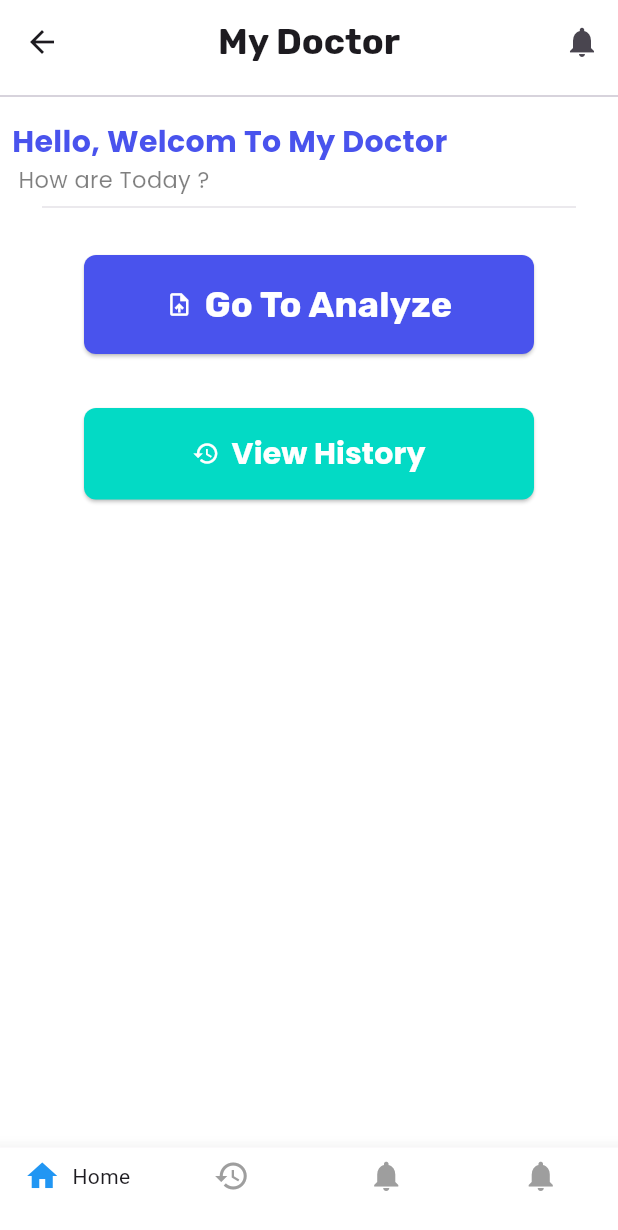
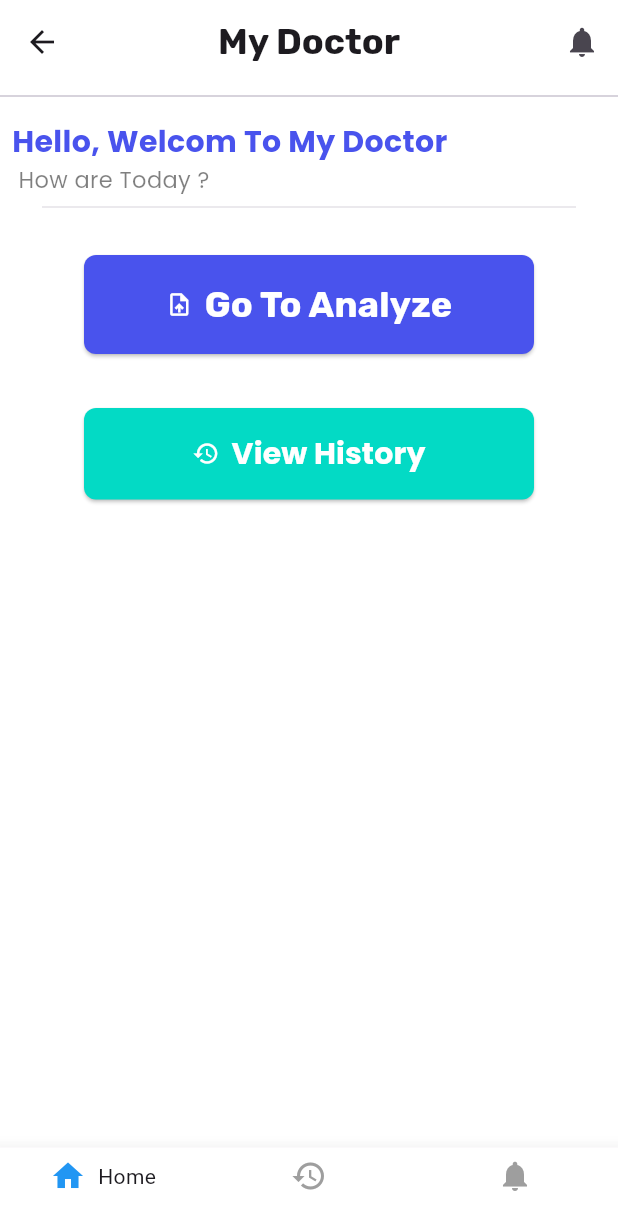
Before and after one commit to H0SAM7/X-Ray, a Flutter app: the CustomBottomNavigationBar screen opened by its route, on a phone screen of 412 x 824 dp. Shown: the top 1230 px of the screen. Run offline on Flutter 3.47's test engine with Material 3 defaults, Android fonts, the light colour scheme and no system bars; our stand-ins replace bloc, cloud_firestore, firebase_auth, firebase_core, firebase_messaging, flutter_bloc and 10 more; missing offline and left inert: flutter_timer_countdown, tflite_flutter; accounts and stored records are empty.

Commit message:
customs refactor

```diff
--- a/lib/fetures/Notifications/views/notifi_view.dart
+++ b/lib/fetures/Notifications/views/notifi_view.dart
@@ -124,7 +124,7 @@ class _NotifiViewState extends State<NotifiView> {
                             _notifications.clear();
                           });
                         },
-                        icon: Icon(Icons.logout)),
+                        icon: Icon(Icons.clear)),
                   ),
                   PopupMenuItem(
                     child: TextButton.icon(
--- a/lib/main.dart
+++ b/lib/main.dart
@@ -16,8 +16,8 @@ void main() async {
 
   WidgetsFlutterBinding.ensureInitialized();
   Bloc.observer = SimpleBlocObserever();
-    Hive.registerAdapter(SearchModelAdapter());
-  await Hive.openBox<SearchModel>(kSearchHistoryBox);
+    Hive.registerAdapter(SearchModelAdapter(),);
+  await Hive.openBox<SearchModel>(kSearchHistoryBox,);
 
   await Firebase.initializeApp(
     options: DefaultFirebaseOptions.currentPlatform,
--- a/lib/navigation_bar.dart
+++ b/lib/navigation_bar.dart
@@ -24,7 +24,7 @@ class _CustomBottomNavigationBarState extends State<CustomBottomNavigationBar> {
     HomeView(),
     HistoryView(),
     NotifiView(),
-    NotifactionsSendView()
+  //  NotifactionsSendView()
   ];
 
   void _onItemTapped(int index) {
@@ -60,7 +60,7 @@ class _CustomBottomNavigationBarState extends State<CustomBottomNavigationBar> {
           _buildBottomNavigationBarItem(Icons.history, 'history', 1),
           _buildBottomNavigationBarItem(
               Icons.notifications, 'Notifications', 2),
-     _buildBottomNavigationBarItem(Icons.notifications, 'test', 2),
+    // _buildBottomNavigationBarItem(Icons.notifications, 'test', 2),
         ],
         currentIndex: _selectedIndex,
         selectedItemColor: Colors.blue,
```
